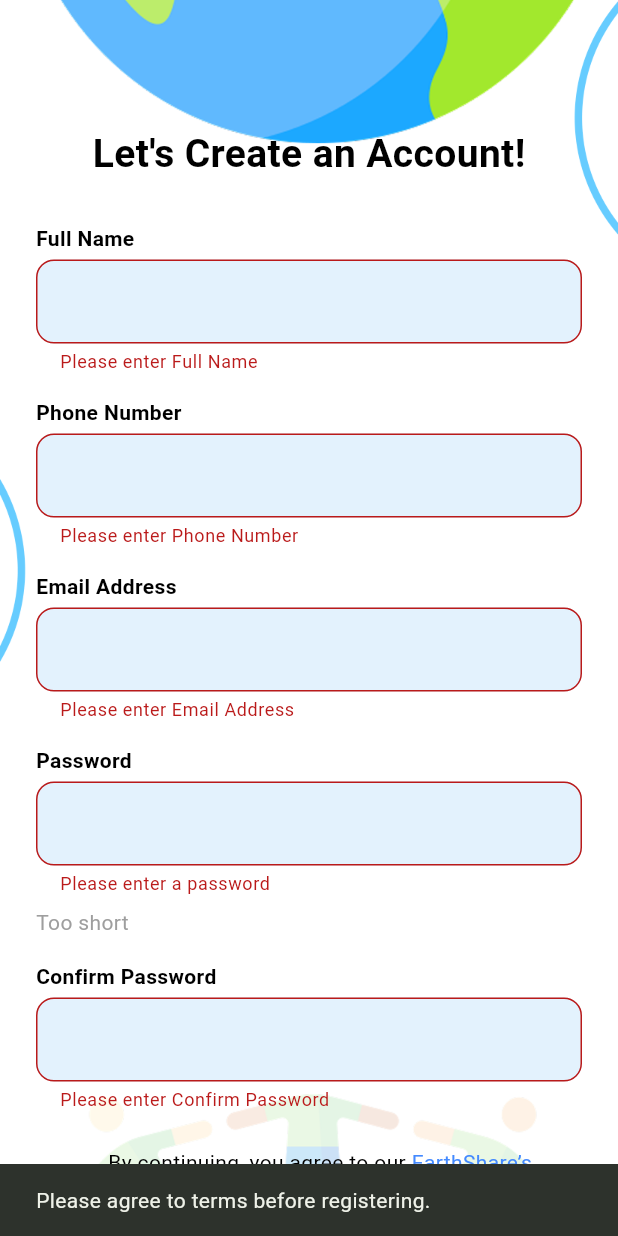
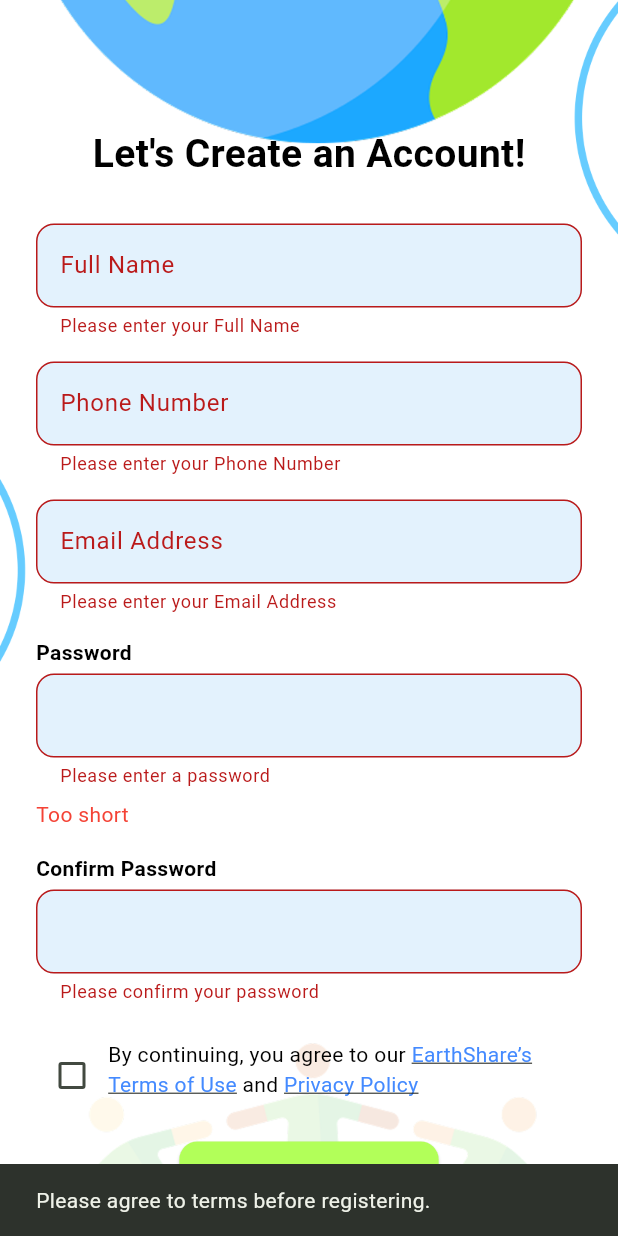
Before and after one commit to siewleeon/EarthShare, a Flutter app: the RegisterPage screen opened by its route, after a tap on "Register", on a phone screen of 412 x 824 dp. Run offline on Flutter 3.47's test engine with Material 3 defaults, Android fonts, the phone set to English and light mode, and no system bars; our stand-ins replace cloud_firestore, firebase_auth, firebase_core, firebase_storage, image_picker, shared_preferences and 1 more; accounts and stored records are empty; network calls fail; project files that could hold a hidden picture were left out.

Commit message:
password validation

```diff
--- a/lib/register.dart
+++ b/lib/register.dart
@@ -66,6 +66,25 @@ class _RegisterPageState extends State<RegisterPage> {
     }
   }
 
+  Color getStrengthColor(String strength) {
+    return switch (strength) {
+      "Strong" => Colors.green,
+      "Medium" => Colors.orange,
+      "Weak" => Colors.redAccent,
+      _ => Colors.red
+    };
+  }
+
+  String? validateConfirmPassword(String? value) {
+    if (value == null || value.isEmpty) {
+      return 'Please confirm your password';
+    }
+    if (value != passwordController.text) {
+      return 'Passwords do not match';
+    }
+    return null;
+  }
+
   @override
   void dispose() {
     nameController.dispose();
@@ -112,7 +131,7 @@ class _RegisterPageState extends State<RegisterPage> {
                       _buildTextField('Phone Number', controllerName: phoneController),
                       _buildTextField('Email Address', controllerName: emailController),
                       _buildPasswordField('Password'),
-                      _buildTextField('Confirm Password', isObscure: true, controllerName: confirmPasswordController),
+                      _buildConfirmPasswordField('Confirm Password'),
                       const SizedBox(height: 16),
                       Row(
                         crossAxisAlignment: CrossAxisAlignment.start,
@@ -228,17 +247,14 @@ class _RegisterPageState extends State<RegisterPage> {
     );
   }
 
-  Widget _buildTextField(String label, {bool isObscure = false, required TextEditingController controllerName}) {
+  Widget _buildTextField(String label, {TextEditingController? controllerName, bool isObscure = false}) {
     return Padding(
       padding: const EdgeInsets.symmetric(vertical: 8),
-      child: Column(
-        crossAxisAlignment: CrossAxisAlignment.start,
-        children: [
-          Text(label, style: TextStyle(fontWeight: FontWeight.bold, color: Colors.black)),
-          const SizedBox(height: 4),
-          TextFormField(
+      child: TextFormField(
+        controller: controllerName,
         obscureText: isObscure,
         decoration: InputDecoration(
+          labelText: label,
           filled: true,
           fillColor: Colors.blue[50],
           border: OutlineInputBorder(
@@ -246,15 +262,12 @@ class _RegisterPageState extends State<RegisterPage> {
             borderRadius: BorderRadius.circular(12),
           ),
         ),
-            controller: controllerName,
         validator: (value) {
           if (value == null || value.isEmpty) {
-                return 'Please enter $label';
+            return 'Please enter your $label';
           }
           return null;
         },
-          ),
-        ],
       ),
     );
   }
@@ -284,15 +297,40 @@ class _RegisterPageState extends State<RegisterPage> {
                 return 'Please enter a password';
               } else if (passwordStrength == 'Too short') {
                 return 'Password is too short';
-              } else {
+              }
               return null;
-              }
             },
           ),
           const SizedBox(height: 8),
           Text(
             checkPasswordStrength(passwordController.text),
-            style: TextStyle(color: Colors.grey),
+            style: TextStyle(color: getStrengthColor(checkPasswordStrength(passwordController.text))),
+          ),
+        ],
+      ),
+    );
+  }
+
+  Widget _buildConfirmPasswordField(String label) {
+    return Padding(
+      padding: const EdgeInsets.symmetric(vertical: 8),
+      child: Column(
+        crossAxisAlignment: CrossAxisAlignment.start,
+        children: [
+          Text(label, style: TextStyle(fontWeight: FontWeight.bold, color: Colors.black)),
+          const SizedBox(height: 4),
+          TextFormField(
+            obscureText: true,
+            decoration: InputDecoration(
+              filled: true,
+              fillColor: Colors.blue[50],
+              border: OutlineInputBorder(
+                borderSide: BorderSide(color: Colors.black),
+                borderRadius: BorderRadius.circular(12),
+              ),
+            ),
+            controller: confirmPasswordController,
+            validator: validateConfirmPassword,
           ),
         ],
       ),
```
Also changed, not shown: lib/edit_profile.dart (+195 -111 lines), lib/profile.dart (+14 -2 lines). Lines whose indentation alone changed are shown as unchanged.
